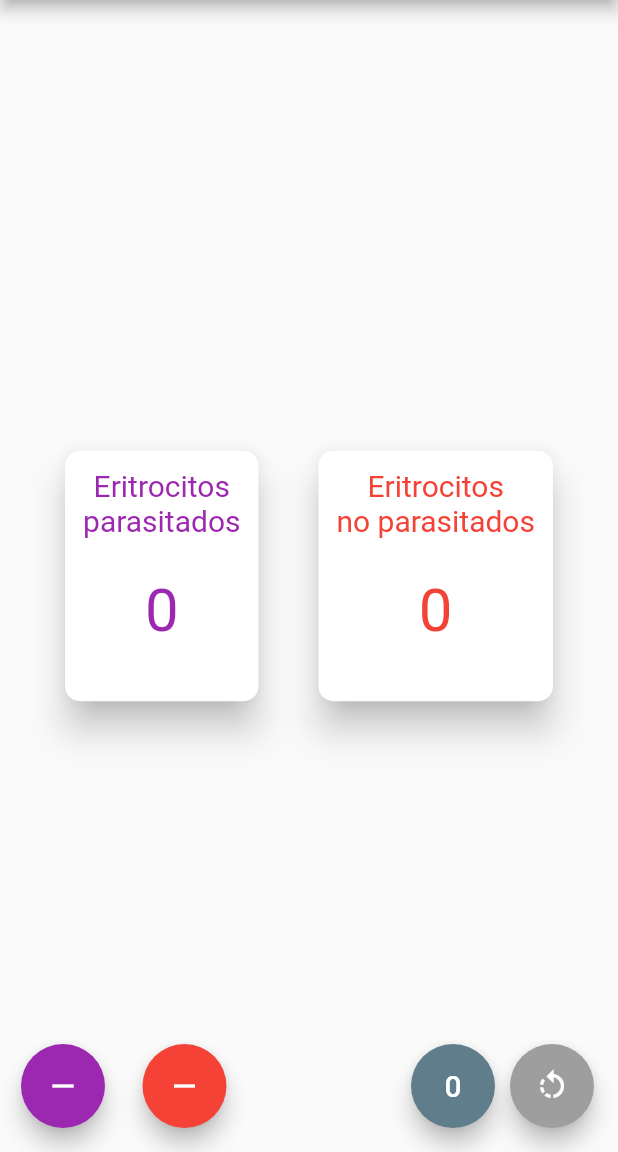
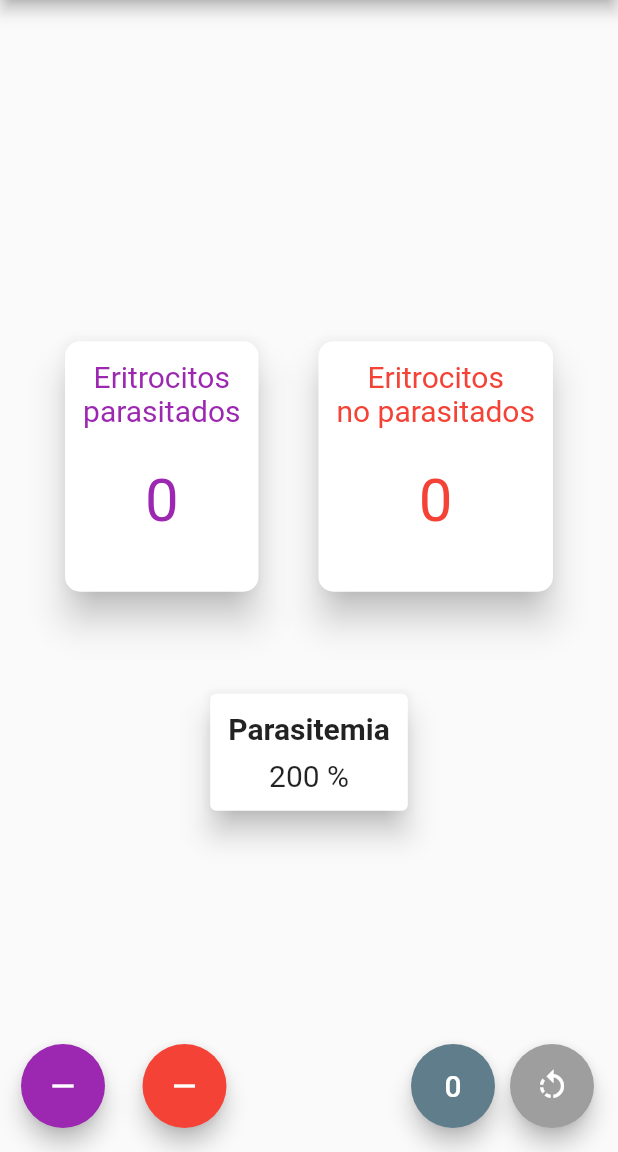
Before and after one commit to Chubvasz/Contador-celular-basico, a Flutter app: the screen it shows after launch, on a phone screen of 412 x 824 dp, the part 84-1236 px from its top. Run offline on Flutter 3.47's test engine with Material 2 defaults, Android fonts, the phone set to English and light mode, and no system bars.

Commit message:
+ contador de parasitemia

```diff
--- a/lib/src/pages/home.dart
+++ b/lib/src/pages/home.dart
@@ -115,6 +115,26 @@ class _MyHomePageState extends State<MyHomePage> {
                 ),
               ],
             ),
+            Padding(padding: EdgeInsets.only(top: 60)),
+            Card(
+              elevation: 8,
+              child: Padding(
+                padding: EdgeInsets.all(12),
+                child: Column(
+                  children: [
+                    Text(
+                      'Parasitemia',
+                      style: TextStyle(fontSize: 20, fontWeight: FontWeight.bold),
+                    ),
+                    Padding(padding: EdgeInsets.only(top: 8,)),
+                    Text(
+                      '200 %',
+                      style: TextStyle(fontSize: 20, ),
+                    )
+                  ],
+                ),
+              ),
+            ),
           ],
         ),
       ),
```
